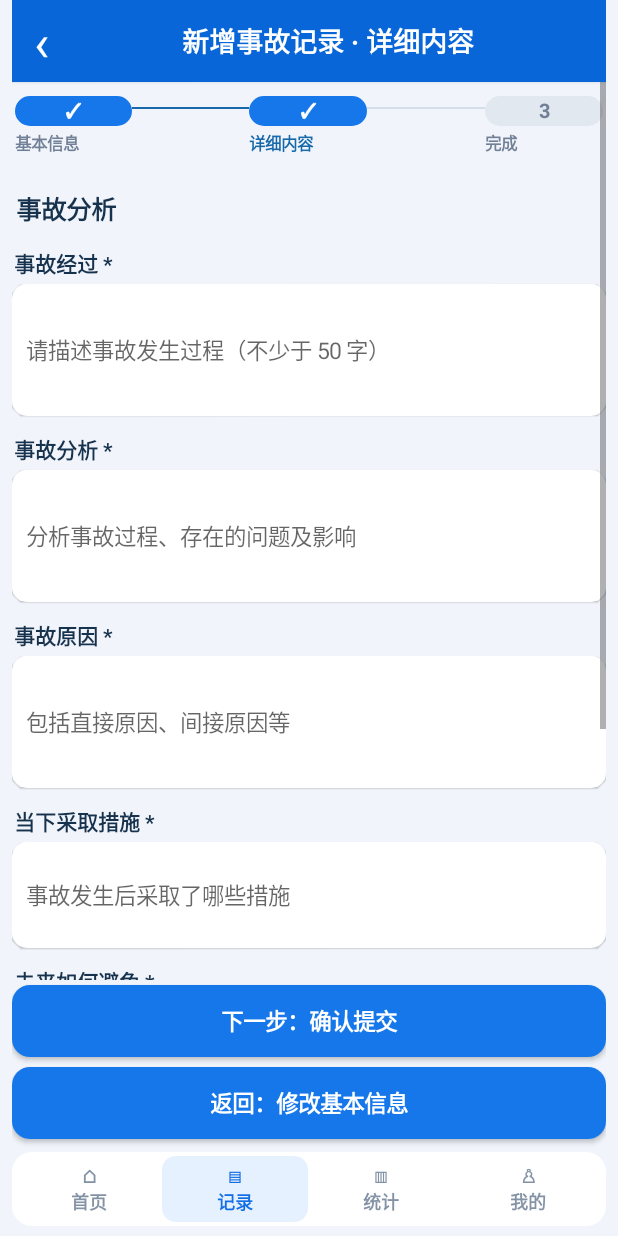
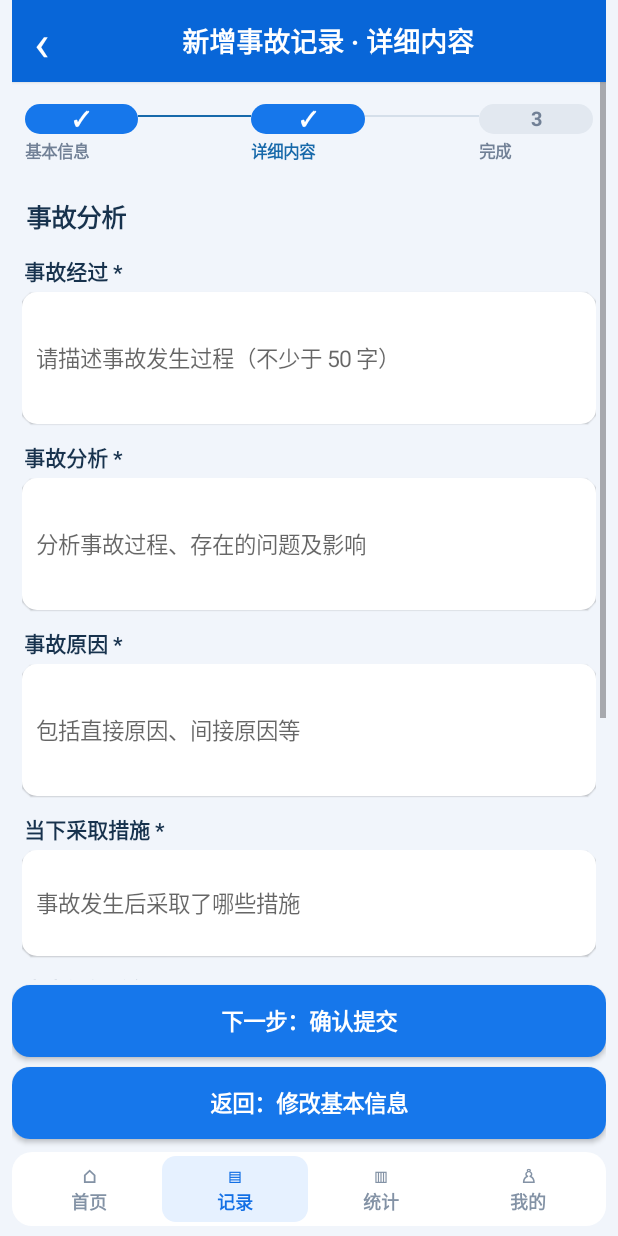
Before and after one commit to lei56602-glitch/ProductionIncidentLog, an Android app: the screen it shows after launch (MainActivity), after a tap on "下一步：事故分析", on a phone screen of 412 x 824 dp. Run offline under Robolectric (Android 15) with nearby library versions, the phone set to English and light mode, and no system bars; 3 other taps on this screen came first.

Commit message:
Align incident analysis and detail layouts to reference spacing

```diff
--- a/app/src/main/java/com/productionincidentlog/MainActivity.java
+++ b/app/src/main/java/com/productionincidentlog/MainActivity.java
@@ -378,7 +378,7 @@ public class MainActivity extends Activity {
     }
     private void incidentAnalysis(IncidentDraft draft) {
         page("新增事故记录 · 详细内容");
-        ScrollView scroll=new ScrollView(this); LinearLayout form=new LinearLayout(this); form.setOrientation(LinearLayout.VERTICAL); scroll.addView(form);
+        ScrollView scroll=new ScrollView(this); LinearLayout form=new LinearLayout(this); form.setOrientation(LinearLayout.VERTICAL); form.setPadding(10,8,10,12); scroll.addView(form);
         form.addView(stepIndicator(2));
         TextView heading=sectionTitle("事故分析"); form.addView(heading);
         EditText description=field(form,"事故经过 *","请描述事故发生过程（不少于 50 字）",draft.description==null?"":draft.description,4);
@@ -643,7 +643,7 @@ public class MainActivity extends Activity {
 
     private void showIncidentDetail(String[] r) {
         page("事故详情");
-        ScrollView scroll=new ScrollView(this); LinearLayout body=new LinearLayout(this); body.setOrientation(LinearLayout.VERTICAL); scroll.addView(body);
+        ScrollView scroll=new ScrollView(this); LinearLayout body=new LinearLayout(this); body.setOrientation(LinearLayout.VERTICAL); body.setPadding(8,8,8,12); scroll.addView(body);
         LinearLayout identity=new LinearLayout(this);
         identity.setGravity(android.view.Gravity.CENTER_VERTICAL);
         identity.setPadding(12,10,12,10);
```
